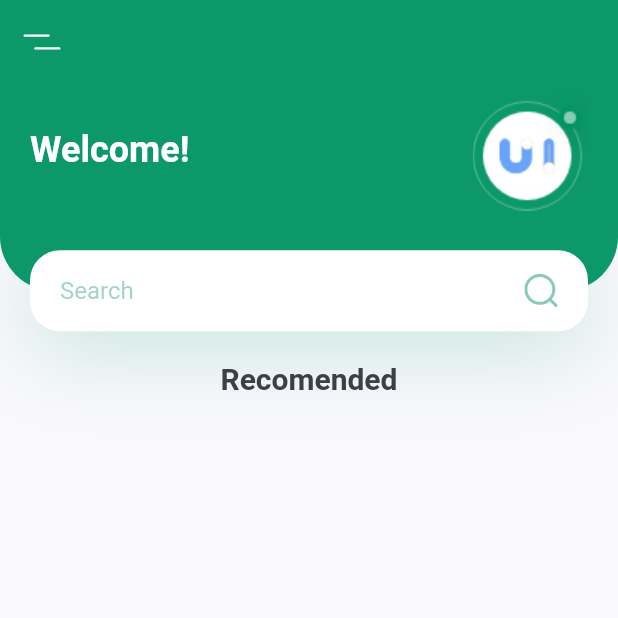
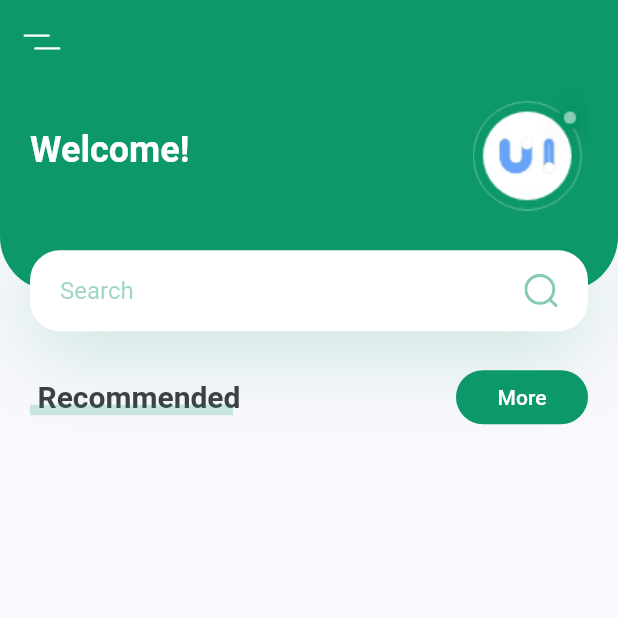
Before and after one commit to Azzamubaidillah/Plant-App, a Flutter app: the screen it shows after launch, on a phone screen of 412 x 824 dp, the top half of it. Run offline on Flutter 3.47's test engine with Material 2 defaults, Android fonts, the phone set to English and light mode, and no system bars; our stand-ins replace flutter_svg.

Commit message:
title with more button

```diff
--- a/lib/screens/home/components/body.dart
+++ b/lib/screens/home/components/body.dart
@@ -1,6 +1,7 @@
-// ignore_for_file: prefer_const_constructors, prefer_const_literals_to_create_immutables
+// ignore_for_file: prefer_const_constructors, prefer_const_literals_to_create_immutables, deprecated_member_use
 
 import 'package:flutter/material.dart';
+import 'package:plant_application/constants.dart';
 
 import 'header_with_searchbox.dart';
 
@@ -14,18 +15,66 @@ class Body extends StatelessWidget {
       child: Column(
         children: <Widget>[
           HeaderWithSearchBox(size: size),
-          Container(
+          Padding(
+            padding: const EdgeInsets.symmetric(horizontal: kDefaultPadding),
+            child: Row(
+              children: [
+                TitleWithCustomUnderline(text: "Recommended"),
+                Spacer(),
+                FlatButton(
+                  shape: RoundedRectangleBorder(
+                    borderRadius: BorderRadius.circular(20),
+                  ),
+                  color: kPrimaryColor,
+                  onPressed: () {},
+                  child: Text(
+                    "More",
+                    style: TextStyle(color: Colors.white),
+                  ),
+                )
+              ],
+            ),
+          ),
+        ],
+      ),
+    );
+  }
+}
+
+class TitleWithCustomUnderline extends StatelessWidget {
+  const TitleWithCustomUnderline({
+    Key? key,
+    required this.text,
+  }) : super(key: key);
+
+  final String text;
+
+  @override
+  Widget build(BuildContext context) {
+    return Container(
       height: 24,
       child: Stack(
         children: <Widget>[
-                Text(
-                  "Recomended",
+          Padding(
+            padding: const EdgeInsets.only(left: kDefaultPadding / 4),
+            child: Text(
+              text,
               style: TextStyle(
                 fontSize: 20,
                 fontWeight: FontWeight.bold,
               ),
             ),
-              ],
+          ),
+          Positioned(
+            bottom: 0,
+            left: 0,
+            right: 0,
+            child: Container(
+              margin: EdgeInsets.only(
+                right: kDefaultPadding / 4,
+              ),
+              height: 7,
+              color: kPrimaryColor.withOpacity(0.2),
             ),
           )
         ],
```
Lines whose indentation alone changed are shown as unchanged.
